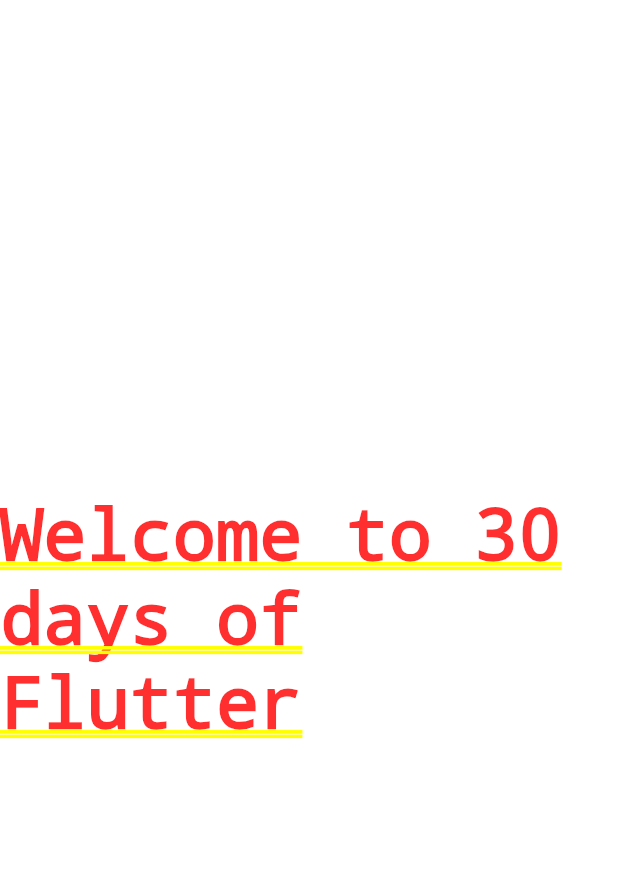
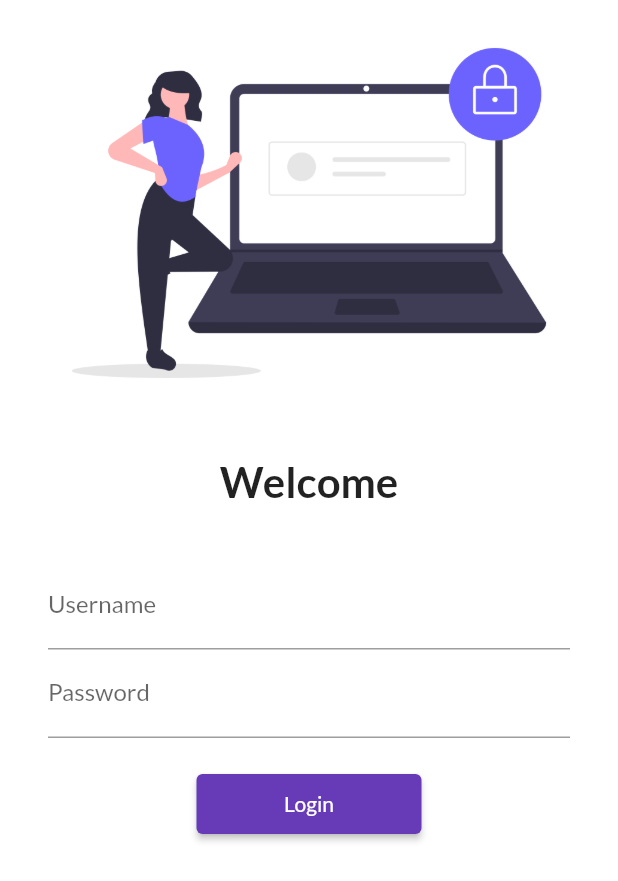
Before and after one commit to Raajbir/CatalogApp, a Flutter app: the screen it shows after launch, on a phone screen of 412 x 824 dp. Shown: the top 881 px of the screen. Run offline on Flutter 3.47's test engine with Material 2 defaults, Android fonts, the phone set to English and light mode, and no system bars; our stand-ins replace google_fonts.

Commit message:
Day 5 complete

```diff
--- a/lib/main.dart
+++ b/lib/main.dart
@@ -1,18 +1,31 @@
 import 'package:flutter/material.dart';
+import 'package:google_fonts/google_fonts.dart';
+import 'package:project/utils/routes.dart';
+import '/pages/login_page.dart';
+import 'pages/home_page.dart';
 
 void main() => runApp(MyApp());
 
 class MyApp extends StatelessWidget {
-  // const MyApp({Key? key}) : super(key: key);
-
   @override
   Widget build(BuildContext context) {
     return MaterialApp(
-      home: Center(
-        child: Container(
-          child: Text('Welcome to 30 days of Flutter'),
-        ),
+      debugShowCheckedModeBanner: false,
+      themeMode: ThemeMode.light,
+      theme: ThemeData(
+        primarySwatch: Colors.deepPurple,
+        fontFamily: GoogleFonts.lato().fontFamily,
       ),
+      darkTheme: ThemeData(
+        brightness: Brightness.dark,
+        primarySwatch: Colors.red,
+      ),
+      //initialRoute: '/home',
+      routes: {
+        '/': (context) => LoginPage(),
+        MyRoutes.homeroute: (context) => HomePage(),
+        MyRoutes.loginRoute: (context) => LoginPage(),
+      },
     );
   }
 }
--- /dev/null
+++ b/lib/pages/home_page.dart
@@ -0,0 +1,21 @@
+import 'package:flutter/material.dart';
+
+class HomePage extends StatelessWidget {
+  @override
+  Widget build(BuildContext context) {
+    final int days = 30;
+    final String name = 'Raajbir';
+    return Scaffold(
+      appBar: AppBar(
+        centerTitle: true,
+        title: Text('CATALOG APP'),
+      ),
+      body: Center(
+        child: Container(
+          child: Text('Welcome to $days days of Flutter by $name'),
+        ),
+      ),
+      drawer: Drawer(),
+    );
+  }
+}
--- /dev/null
+++ b/lib/pages/login_page.dart
@@ -0,0 +1,64 @@
+import 'package:flutter/material.dart';
+import 'package:project/utils/routes.dart';
+
+class LoginPage extends StatelessWidget {
+  @override
+  Widget build(BuildContext context) {
+    return Material(
+        color: Colors.white,
+        child: Column(
+          children: <Widget>[
+            Image.asset(
+              "assets/images/login_image.png",
+              fit: BoxFit.cover,
+            ),
+            SizedBox(
+              height: 20,
+            ),
+            Text(
+              'Welcome',
+              style: TextStyle(
+                fontSize: 28,
+                fontWeight: FontWeight.bold,
+              ),
+            ),
+            SizedBox(
+              height: 20,
+            ),
+            Padding(
+              padding: const EdgeInsets.symmetric(
+                vertical: 16.0,
+                horizontal: 32.0,
+              ),
+              child: Column(children: [
+                TextFormField(
+                  decoration: InputDecoration(
+                    hintText: "Enter Username",
+                    labelText: "Username",
+                  ),
+                ),
+                TextFormField(
+                  obscureText: true,
+                  decoration: InputDecoration(
+                    hintText: "Enter Password",
+                    labelText: "Password",
+                  ),
+                ),
+                SizedBox(
+                  height: 20.0,
+                ),
+                ElevatedButton(
+                  child: Text('Login'),
+                  style: TextButton.styleFrom(
+                    minimumSize: Size(150, 40),
+                  ),
+                  onPressed: () {
+                    Navigator.pushNamed(context, MyRoutes.homeroute);
+                  },
+                ),
+              ]),
+            )
+          ],
+        ));
+  }
+}
--- /dev/null
+++ b/lib/utils/routes.dart
@@ -0,0 +1,4 @@
+class MyRoutes {
+  static String loginRoute = '/login';
+  static String homeroute = '/home';
+}
--- a/pubspec.yaml
+++ b/pubspec.yaml
@@ -34,6 +34,7 @@ dependencies:
   # The following adds the Cupertino Icons font to your application.
   # Use with the CupertinoIcons class for iOS style icons.
   cupertino_icons: ^1.0.2
+  google_fonts: ^3.0.1
 
 dev_dependencies:
   flutter_test:
@@ -58,8 +59,8 @@ flutter:
   uses-material-design: true
 
   # To add assets to your application, add an assets section, like this:
-  # assets:
-  #   - images/a_dot_burr.jpeg
+  assets:
+    - assets/images/
   #   - images/a_dot_ham.jpeg
 
   # An image asset can refer to one or more resolution-specific "variants", see
```
Also changed, not shown: assets/images/login_image.png (added), pubspec.lock, 1 other file.
